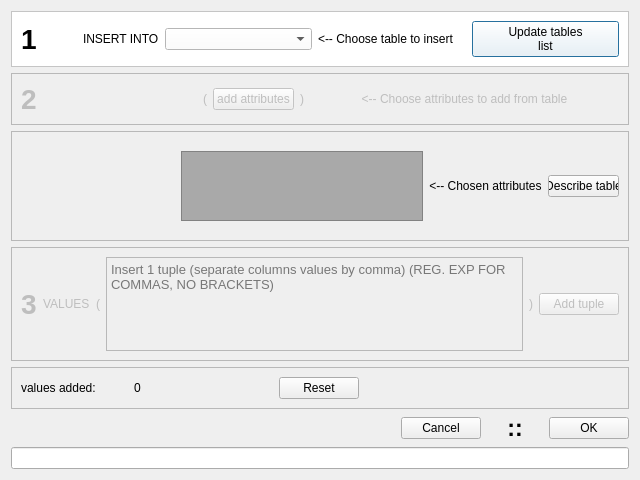
TiReks33/adb-explorer, file createtupleconstructor.ui: the form before one commit.
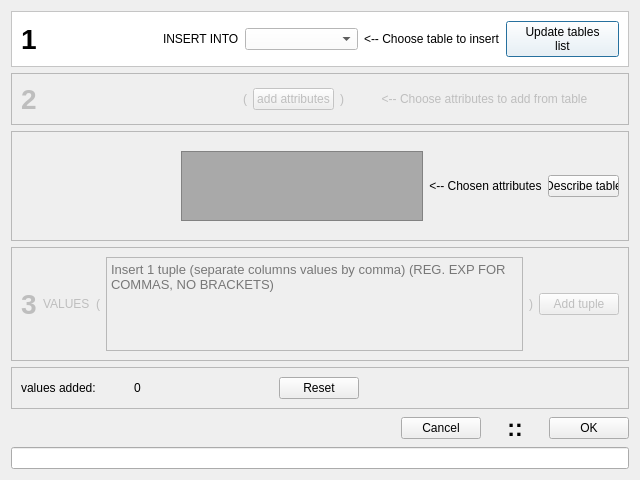
The form after the commit.

The edit to the form file:
```diff
--- a/createtupleconstructor.ui
+++ b/createtupleconstructor.ui
@@ -74,7 +74,7 @@
         </property>
         <property name="sizeHint" stdset="0">
          <size>
-          <width>40</width>
+          <width>120</width>
           <height>20</height>
          </size>
         </property>
@@ -163,7 +163,7 @@
         </property>
         <property name="sizeHint" stdset="0">
          <size>
-          <width>160</width>
+          <width>200</width>
           <height>20</height>
          </size>
         </property>
```
